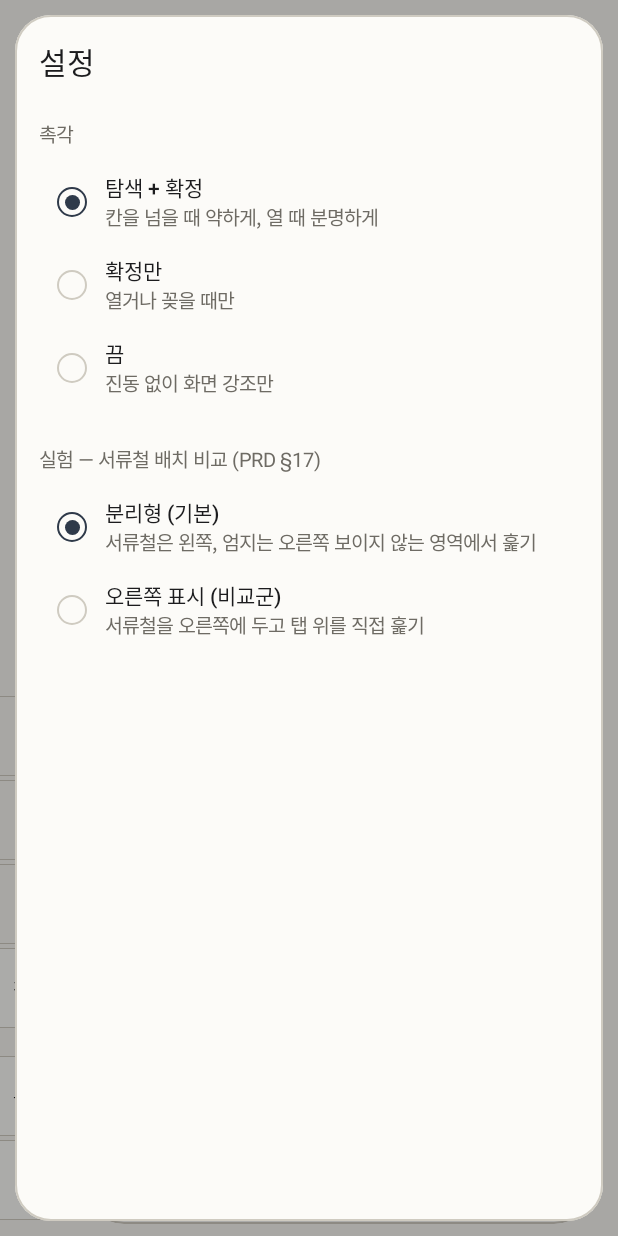
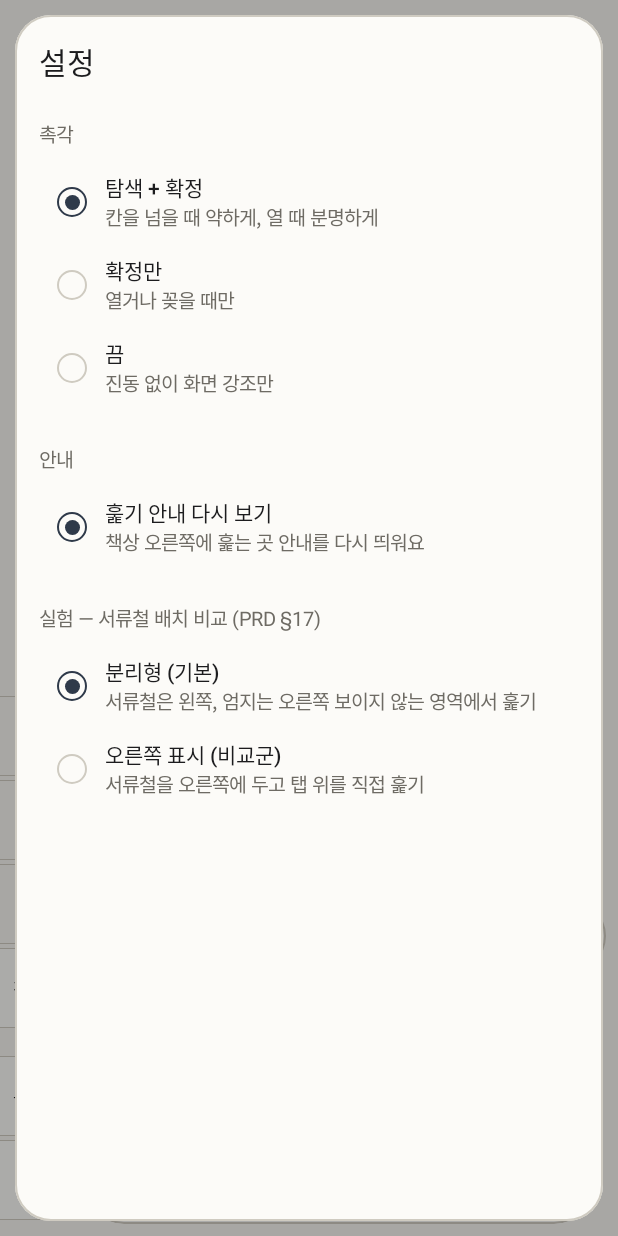
Before and after one commit to baehh4159/launcher, an Android app built with Jetpack Compose: the screen it shows after launch (MainActivity), after a tap on "설정", on a phone screen of 412 x 824 dp. Run offline under Robolectric (Android 15) with nearby library versions, the phone set to English and light mode, and no system bars; our stand-ins replace Dagger/Hilt's generated code; libraries missing offline, so code that uses them is left out: androidx.hilt.lifecycle.

Commit message:
feat(app): HOME-01 기본 홈 지정·홈 버튼·첫 실행 훑기 안내
- 홈 버튼(onNewIntent HOME): 어떤 창이 열려 있든 닫고 책상으로
- 기본 홈 역할이 없으면 책상에 '기본 홈으로 설정' 카드 → RoleManager 요청, 돌아오면 다시 확인
- 첫 실행: 보이지 않는 훑기 영역 위에 '여기를 위아래로 훑어 보세요' 안내, 훑기로 처음 열면 거둠,
  설정 '훑기 안내 다시 보기'로 다시 띄움 (datastore: setScrubHintDone(done))
- 책상 ViewModel·설정 ViewModel 테스트, 첫 실행 Preview

Co-Authored-By: Claude Opus 5.5 <noreply@anthropic.com>
Claude-Session: https://claude.ai/code/session_01SZ5NYnqNU5NRdHTfN6dLwr

```diff
--- a/app/src/main/kotlin/com/desklauncher/MainActivity.kt
+++ b/app/src/main/kotlin/com/desklauncher/MainActivity.kt
@@ -1,17 +1,24 @@
 package com.desklauncher
 
+import android.app.role.RoleManager
+import android.content.Intent
 import android.os.Bundle
+import androidx.activity.compose.rememberLauncherForActivityResult
+import androidx.activity.result.contract.ActivityResultContracts
 import androidx.activity.ComponentActivity
 import androidx.activity.compose.setContent
 import androidx.activity.enableEdgeToEdge
 import androidx.compose.foundation.layout.Box
 import androidx.compose.foundation.layout.fillMaxSize
 import androidx.compose.runtime.CompositionLocalProvider
+import androidx.compose.runtime.LaunchedEffect
+import androidx.compose.runtime.remember
 import androidx.compose.runtime.getValue
 import androidx.compose.runtime.mutableStateOf
 import androidx.compose.runtime.saveable.rememberSaveable
 import androidx.compose.runtime.setValue
 import androidx.compose.ui.Modifier
+import androidx.lifecycle.compose.LifecycleResumeEffect
 import androidx.lifecycle.compose.collectAsStateWithLifecycle
 import com.desklauncher.core.datastore.DeskSettings
 import com.desklauncher.core.datastore.HapticSetting
@@ -27,6 +34,8 @@ import com.desklauncher.feature.settings.ui.SettingsRoute
 import com.desklauncher.window.ComingSoonWindow
 import com.desklauncher.window.DeskWindowKey
 import dagger.hilt.android.AndroidEntryPoint
+import kotlinx.coroutines.channels.BufferOverflow
+import kotlinx.coroutines.flow.MutableSharedFlow
 import javax.inject.Inject
 
 /** 단일 액티비티 + 기본 홈(HOME) 진입점. 책상 위에 어떤 창을 띄울지는 여기서 조립한다 (AGENTS.md §4.5). */
@@ -35,6 +44,16 @@ class MainActivity : ComponentActivity() {
 
     @Inject
     lateinit var settingsRepository: SettingsRepository
+
+    // singleTask라 이미 홈에 있을 때 홈 버튼은 onNewIntent로 들어온다 (HOME-01)
+    private val homePresses = MutableSharedFlow<Unit>(extraBufferCapacity = 1, onBufferOverflow = BufferOverflow.DROP_OLDEST)
+
+    override fun onNewIntent(intent: Intent) {
+        super.onNewIntent(intent)
+        if (intent.action == Intent.ACTION_MAIN && intent.hasCategory(Intent.CATEGORY_HOME)) homePresses.tryEmit(Unit)
+    }
+
+    private fun holdsHomeRole(): Boolean = getSystemService(RoleManager::class.java).isRoleHeld(RoleManager.ROLE_HOME)
 
     override fun onCreate(savedInstanceState: Bundle?) {
         super.onCreate(savedInstanceState)
@@ -45,6 +64,16 @@ class MainActivity : ComponentActivity() {
                 DeskTheme {
                     // 열린 창 (회전·프로세스 복원 시 유지). M0는 창 하나.
                     var window by rememberSaveable { mutableStateOf<DeskWindowKey?>(null) }
+                    // 홈 버튼: 어떤 창이 열려 있든 책상으로 (PRD §1.1)
+                    LaunchedEffect(Unit) { homePresses.collect { window = null } }
+                    var isDefaultHome by remember { mutableStateOf(holdsHomeRole()) }
+                    LifecycleResumeEffect(Unit) {
+                        isDefaultHome = holdsHomeRole()
+                        onPauseOrDispose { }
+                    }
+                    val roleRequest = rememberLauncherForActivityResult(ActivityResultContracts.StartActivityForResult()) {
+                        isDefaultHome = holdsHomeRole()
+                    }
                     Box(Modifier.fillMaxSize()) {
                         DeskRoute(
                             onOpenSlot = { slot ->
@@ -58,7 +87,11 @@ class MainActivity : ComponentActivity() {
                             onQuickWrite = { window = DeskWindowKey.SoonQuickWrite },
                             onResume = { window = DeskWindowKey.SoonResume },
                             onOpenSettings = { window = DeskWindowKey.Settings },
+                            onSetDefaultHome = {
+                                roleRequest.launch(getSystemService(RoleManager::class.java).createRequestRoleIntent(RoleManager.ROLE_HOME))
+                            },
                             scrubEnabled = window == null,
+                            isDefaultHome = isDefaultHome,
                         )
                         DeskWindowHost(window = window, onDismiss = { window = null }) { key ->
                             when (key) {
--- a/core/datastore/src/main/kotlin/com/desklauncher/core/datastore/DataStoreSettingsRepository.kt
+++ b/core/datastore/src/main/kotlin/com/desklauncher/core/datastore/DataStoreSettingsRepository.kt
@@ -34,8 +34,8 @@ internal class DataStoreSettingsRepository @Inject constructor(
         dataStore.edit { it[Keys.StripLayout] = value.name }
     }
 
-    override suspend fun setScrubHintDone() {
-        dataStore.edit { it[Keys.ScrubHintDone] = true }
+    override suspend fun setScrubHintDone(done: Boolean) {
+        dataStore.edit { it[Keys.ScrubHintDone] = done }
     }
 
     private object Keys {
--- a/core/datastore/src/main/kotlin/com/desklauncher/core/datastore/SettingsRepository.kt
+++ b/core/datastore/src/main/kotlin/com/desklauncher/core/datastore/SettingsRepository.kt
@@ -6,5 +6,6 @@ interface SettingsRepository {
     val settings: Flow<DeskSettings>
     suspend fun setHaptics(value: HapticSetting)
     suspend fun setStripLayout(value: StripLayout)
-    suspend fun setScrubHintDone()
+    /** 훑기로 처음 열면 true, 설정의 '안내 다시 보기'는 false */
+    suspend fun setScrubHintDone(done: Boolean)
 }
--- a/core/testing/src/main/kotlin/com/desklauncher/core/testing/FakeSettingsRepository.kt
+++ b/core/testing/src/main/kotlin/com/desklauncher/core/testing/FakeSettingsRepository.kt
@@ -13,5 +13,5 @@ class FakeSettingsRepository(initial: DeskSettings = DeskSettings()) : SettingsR
     override val settings: StateFlow<DeskSettings> = state
     override suspend fun setHaptics(value: HapticSetting) = state.update { it.copy(haptics = value) }
     override suspend fun setStripLayout(value: StripLayout) = state.update { it.copy(stripLayout = value) }
-    override suspend fun setScrubHintDone() = state.update { it.copy(scrubHintDone = true) }
+    override suspend fun setScrubHintDone(done: Boolean) = state.update { it.copy(scrubHintDone = done) }
 }
--- a/feature/desk/src/main/kotlin/com/desklauncher/feature/desk/ui/DeskScreen.kt
+++ b/feature/desk/src/main/kotlin/com/desklauncher/feature/desk/ui/DeskScreen.kt
@@ -47,8 +47,10 @@ import com.desklauncher.feature.desk.strip.StripSide
 import com.desklauncher.feature.desk.strip.StripSlot
 import com.desklauncher.feature.desk.strip.StripVisualState
 import com.desklauncher.feature.desk.strip.stripScrub
+import com.desklauncher.feature.desk.ui.component.DefaultHomeCard
 import com.desklauncher.feature.desk.ui.component.QuickWriteBar
 import com.desklauncher.feature.desk.ui.component.ResumeCard
+import com.desklauncher.feature.desk.ui.component.ScrubHint
 import com.desklauncher.feature.desk.ui.component.WallLine
 import com.desklauncher.feature.desk.ui.preview.DeskPreviewData
 import java.time.ZoneId
@@ -62,9 +64,12 @@ fun DeskRoute(
     onQuickWrite: () -> Unit,
     onResume: () -> Unit,
     onOpenSettings: () -> Unit,
+    onSetDefaultHome: () -> Unit,
     modifier: Modifier = Modifier,
     /** 창이 열려 있으면 false — 책상 훑기 영역 비활성 (PRD §4.2) */
     scrubEnabled: Boolean = true,
+    /** 이 앱이 기본 홈 역할을 가졌는지 — 아니면 설정 카드를 보인다 (HOME-01) */
+    isDefaultHome: Boolean = true,
     viewModel: DeskViewModel = hiltViewModel(),
 ) {
     val state by viewModel.uiState.collectAsStateWithLifecycle()
@@ -89,11 +94,13 @@ fun DeskRoute(
                 DeskAction.QuickWrite -> onQuickWrite()
                 DeskAction.Resume -> onResume()
                 DeskAction.OpenSettings -> onOpenSettings()
+                DeskAction.SetDefaultHome -> onSetDefaultHome()
             }
         },
         modifier = modifier,
         stripState = stripState,
         scrubEnabled = scrubEnabled,
+        isDefaultHome = isDefaultHome,
         onScrubEvent = { event ->
             stripState = stripState.reduce(event)
             // 두 단계 촉각 (STRIP-03, PRD §5): 탐색 시작·칸 이동 = 약한 틱, 열기 = 확정. 취소에는 없음.
@@ -101,6 +108,7 @@ fun DeskRoute(
                 is ScrubEvent.Claimed, is ScrubEvent.FocusChanged -> haptics.tick()
                 is ScrubEvent.Open -> {
                     haptics.confirm()
+                    viewModel.onScrubbedOpen()
                     state.slots.getOrNull(event.index)?.let(onOpenSlot)
                 }
                 is ScrubEvent.CancelArmed, ScrubEvent.Cancelled -> Unit
@@ -131,6 +139,7 @@ fun DeskScreen(
     /** 훑기 사건 (STRIP-02). 창이 열려 있으면 호출부가 [scrubEnabled]를 끈다 */
     onScrubEvent: (ScrubEvent) -> Unit = {},
     scrubEnabled: Boolean = true,
+    isDefaultHome: Boolean = true,
 ) {
     val density = LocalDensity.current
     val geometry = remember(density, state.slots.size) {
@@ -174,6 +183,19 @@ fun DeskScreen(
                 WallLine(clock = clock, onOpenSettings = { onAction(DeskAction.OpenSettings) })
                 Spacer(Modifier.height(DeskSpacing.l))
                 ResumeCard(resume = state.resume, onClick = { onAction(DeskAction.Resume) })
+                if (!isDefaultHome) {
+                    Spacer(Modifier.height(DeskSpacing.s))
+                    DefaultHomeCard(onSet = { onAction(DeskAction.SetDefaultHome) })
+                }
+            }
+
+            // 첫 실행: 보이지 않는 훑기 영역 위에 안내 (서류철 구간 가운데)
+            if (state.showScrubHint && side == StripSide.Left && !stripState.exploring) {
+                ScrubHint(
+                    modifier = Modifier
+                        .align(Alignment.BottomEnd)
+                        .padding(end = rightTabInset, bottom = with(density) { (geometry.height / 2f).toDp() }),
+                )
             }
 
             // 맨 아래 한 줄: 앱 칸(서류철 마지막 칸) | 바로 적기 (PRD §3.1)
@@ -238,3 +260,17 @@ private fun DeskScreenScrubbingPreview() {
         )
     }
 }
+
+/** 첫 실행: 기본 홈 설정 카드 + 훑기 안내 */
+@DeskPreviews
+@Composable
+private fun DeskScreenFirstRunPreview() {
+    DeskTheme {
+        DeskScreen(
+            state = DeskPreviewData.empty.copy(showScrubHint = true),
+            clock = DeskPreviewData.clock,
+            onAction = {},
+            isDefaultHome = false,
+        )
+    }
+}
--- a/feature/desk/src/main/kotlin/com/desklauncher/feature/desk/ui/DeskUiState.kt
+++ b/feature/desk/src/main/kotlin/com/desklauncher/feature/desk/ui/DeskUiState.kt
@@ -27,4 +27,5 @@ sealed interface DeskAction {
     data object QuickWrite : DeskAction
     data object Resume : DeskAction
     data object OpenSettings : DeskAction
+    data object SetDefaultHome : DeskAction
 }
--- a/feature/desk/src/main/kotlin/com/desklauncher/feature/desk/ui/DeskViewModel.kt
+++ b/feature/desk/src/main/kotlin/com/desklauncher/feature/desk/ui/DeskViewModel.kt
@@ -8,16 +8,24 @@ import kotlinx.coroutines.flow.SharingStarted
 import kotlinx.coroutines.flow.StateFlow
 import kotlinx.coroutines.flow.map
 import kotlinx.coroutines.flow.stateIn
+import kotlinx.coroutines.launch
 import javax.inject.Inject
 
 @HiltViewModel
 class DeskViewModel @Inject constructor(
-    settingsRepository: SettingsRepository,
+    private val settingsRepository: SettingsRepository,
 ) : ViewModel() {
 
     val uiState: StateFlow<DeskUiState> = settingsRepository.settings
-        .map { settings -> DeskUiState(stripLayout = settings.stripLayout) }
+        .map { settings ->
+            DeskUiState(stripLayout = settings.stripLayout, showScrubHint = !settings.scrubHintDone)
+        }
         .stateIn(viewModelScope, SharingStarted.WhileSubscribed(StopTimeoutMillis), DeskUiState())
+
+    /** 훑기로 처음 열었다 → 첫 실행 안내를 거둔다 (PRD §4.2) */
+    fun onScrubbedOpen() {
+        if (uiState.value.showScrubHint) viewModelScope.launch { settingsRepository.setScrubHintDone(true) }
+    }
 
     private companion object {
         const val StopTimeoutMillis = 5_000L
--- /dev/null
+++ b/feature/desk/src/main/kotlin/com/desklauncher/feature/desk/ui/component/SetupCards.kt
@@ -0,0 +1,76 @@
+package com.desklauncher.feature.desk.ui.component
+
+import androidx.compose.foundation.background
+import androidx.compose.foundation.border
+import androidx.compose.foundation.layout.Arrangement
+import androidx.compose.foundation.layout.Column
+import androidx.compose.foundation.layout.Row
+import androidx.compose.foundation.layout.fillMaxWidth
+import androidx.compose.foundation.layout.height
+import androidx.compose.foundation.layout.padding
+import androidx.compose.foundation.layout.size
+import androidx.compose.material.icons.Icons
+import androidx.compose.material.icons.outlined.UnfoldMore
+import androidx.compose.material3.Icon
+import androidx.compose.material3.Text
+import androidx.compose.material3.TextButton
+import androidx.compose.runtime.Composable
+import androidx.compose.ui.Alignment
+import androidx.compose.ui.Modifier
+import androidx.compose.ui.res.stringResource
+import com.desklauncher.core.designsystem.preview.DeskFontScalePreviews
+import com.desklauncher.core.designsystem.theme.DeskLine
+import com.desklauncher.core.designsystem.theme.DeskShape
+import com.desklauncher.core.designsystem.theme.DeskSize
+import com.desklauncher.core.designsystem.theme.DeskSpacing
+import com.desklauncher.core.designsystem.theme.DeskTheme
+import com.desklauncher.core.designsystem.theme.DeskType
+import com.desklauncher.feature.desk.R
+
+/** 이 앱이 아직 기본 홈이 아닐 때만 보이는 안내 카드 (HOME-01) */
+@Composable
+fun DefaultHomeCard(onSet: () -> Unit, modifier: Modifier = Modifier) {
+    val colors = DeskTheme.colors
+    Column(
+        modifier = modifier
+            .fillMaxWidth()
+            .background(colors.desk, DeskShape.card)
+            .border(DeskLine.hairline, colors.lineStrong, DeskShape.card)
+            .padding(start = DeskSpacing.m, end = DeskSpacing.xs, top = DeskSpacing.s, bottom = DeskSpacing.xxs),
+    ) {
+        Text(stringResource(R.string.desk_default_home_title), style = DeskType.label, color = colors.onPaper)
+        Text(stringResource(R.string.desk_default_home_body), style = DeskType.caption, color = colors.muted)
+        TextButton(onClick = onSet, modifier = Modifier.align(Alignment.End)) {
+            Text(stringResource(R.string.desk_default_home_action), style = DeskType.label, color = colors.ink)
+        }
+    }
+}
+
+/** 첫 실행 훑기 안내 — 보이지 않는 훑기 영역 위에 놓인다. 위아래 아이콘이 동작을 설명한다(모션 없음, D1) */
+@Composable
+fun ScrubHint(modifier: Modifier = Modifier) {
+    val colors = DeskTheme.colors
+    Row(
+        modifier = modifier
+            .height(DeskSize.control)
+            .background(colors.paper, DeskShape.pill)
+            .border(DeskLine.thin, colors.lineStrong, DeskShape.pill)
+            .padding(horizontal = DeskSpacing.s),
+        verticalAlignment = Alignment.CenterVertically,
+        horizontalArrangement = Arrangement.spacedBy(DeskSpacing.xxs),
+    ) {
+        Text(stringResource(R.string.desk_scrub_hint), style = DeskType.caption, color = colors.onPaper)
+        Icon(Icons.Outlined.UnfoldMore, contentDescription = null, tint = colors.ink, modifier = Modifier.size(DeskSize.icon))
+    }
+}
+
+@DeskFontScalePreviews
+@Composable
+private fun SetupCardsPreview() {
+    DeskTheme {
+        Column(Modifier.padding(DeskSpacing.m), verticalArrangement = Arrangement.spacedBy(DeskSpacing.s)) {
+            DefaultHomeCard(onSet = {})
+            ScrubHint()
+        }
+    }
+}
--- a/feature/desk/src/main/res/values/strings.xml
+++ b/feature/desk/src/main/res/values/strings.xml
@@ -19,4 +19,10 @@
     <string name="desk_resume_action">이어서 쓰기</string>
     <string name="desk_quick_write">바로 적기</string>
     <string name="desk_settings">설정</string>
+
+    <!-- 기본 홈·첫 실행 안내 (HOME-01) -->
+    <string name="desk_default_home_title">이 책상을 홈 화면으로</string>
+    <string name="desk_default_home_body">홈 버튼을 누르면 언제나 이 책상이 나와요.</string>
+    <string name="desk_default_home_action">기본 홈으로 설정</string>
+    <string name="desk_scrub_hint">여기를 위아래로 훑어 보세요</string>
 </resources>
--- a/feature/settings/src/main/kotlin/com/desklauncher/feature/settings/ui/SettingsScreen.kt
+++ b/feature/settings/src/main/kotlin/com/desklauncher/feature/settings/ui/SettingsScreen.kt
@@ -58,6 +58,16 @@ fun SettingsScreen(state: SettingsUiState, onAction: (SettingsAction) -> Unit, m
             )
         }
 
+        Spacer(Modifier.height(DeskSpacing.l))
+        Text(stringResource(R.string.settings_hint_section), style = DeskType.caption, color = colors.muted)
+        Spacer(Modifier.height(DeskSpacing.xs))
+        ChoiceRow(
+            title = stringResource(R.string.settings_hint_replay),
+            description = stringResource(R.string.settings_hint_replay_desc),
+            selected = !state.settings.scrubHintDone,
+            onClick = { onAction(SettingsAction.ReplayScrubHint) },
+        )
+
         // 개발용 비교 실험 (STRIP-04). 출시 기본값은 분리형.
         Spacer(Modifier.height(DeskSpacing.l))
         Text(stringResource(R.string.settings_experiment_section), style = DeskType.caption, color = colors.muted)
--- a/feature/settings/src/main/kotlin/com/desklauncher/feature/settings/ui/SettingsUiState.kt
+++ b/feature/settings/src/main/kotlin/com/desklauncher/feature/settings/ui/SettingsUiState.kt
@@ -11,4 +11,5 @@ data class SettingsUiState(val settings: DeskSettings = DeskSettings())
 sealed interface SettingsAction {
     data class SetHaptics(val value: HapticSetting) : SettingsAction
     data class SetStripLayout(val value: StripLayout) : SettingsAction
+    data object ReplayScrubHint : SettingsAction
 }
--- a/feature/settings/src/main/kotlin/com/desklauncher/feature/settings/ui/SettingsViewModel.kt
+++ b/feature/settings/src/main/kotlin/com/desklauncher/feature/settings/ui/SettingsViewModel.kt
@@ -25,6 +25,7 @@ class SettingsViewModel @Inject constructor(
             when (action) {
                 is SettingsAction.SetHaptics -> repository.setHaptics(action.value)
                 is SettingsAction.SetStripLayout -> repository.setStripLayout(action.value)
+                SettingsAction.ReplayScrubHint -> repository.setScrubHintDone(false)
             }
         }
     }
--- a/feature/settings/src/main/res/values/strings.xml
+++ b/feature/settings/src/main/res/values/strings.xml
@@ -13,4 +13,7 @@
     <string name="settings_strip_split_desc">서류철은 왼쪽, 엄지는 오른쪽 보이지 않는 영역에서 훑기</string>
     <string name="settings_strip_right">오른쪽 표시 (비교군)</string>
     <string name="settings_strip_right_desc">서류철을 오른쪽에 두고 탭 위를 직접 훑기</string>
+    <string name="settings_hint_section">안내</string>
+    <string name="settings_hint_replay">훑기 안내 다시 보기</string>
+    <string name="settings_hint_replay_desc">책상 오른쪽에 훑는 곳 안내를 다시 띄워요</string>
 </resources>
```
Also changed, not shown: 2 other files.
